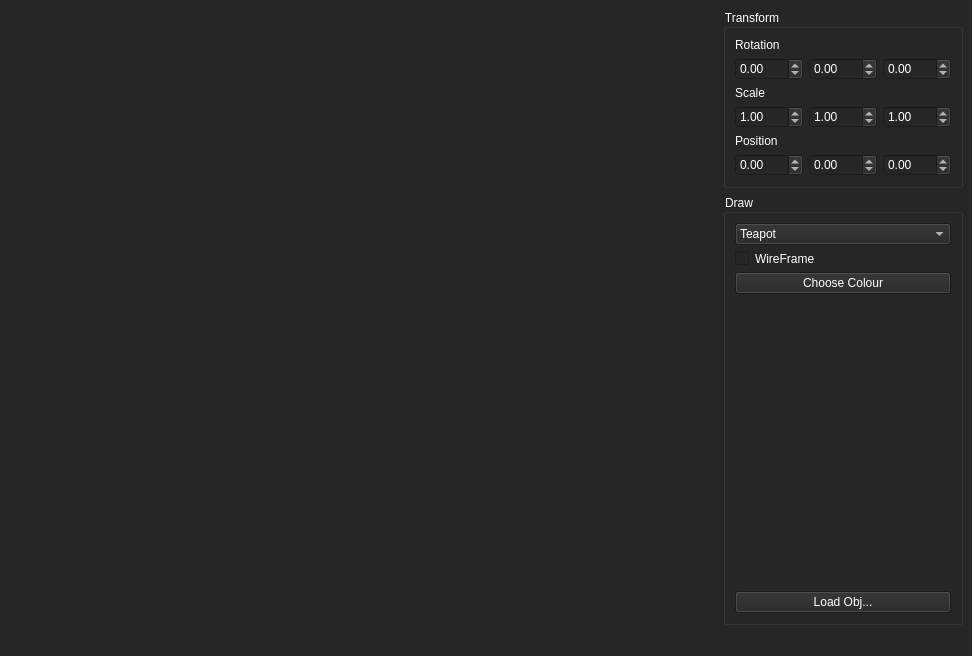
Before: the Qt Designer form ui/MainWindow.ui in NCCA/cfgaa22-dravec-ky, drawn with Qt 5.
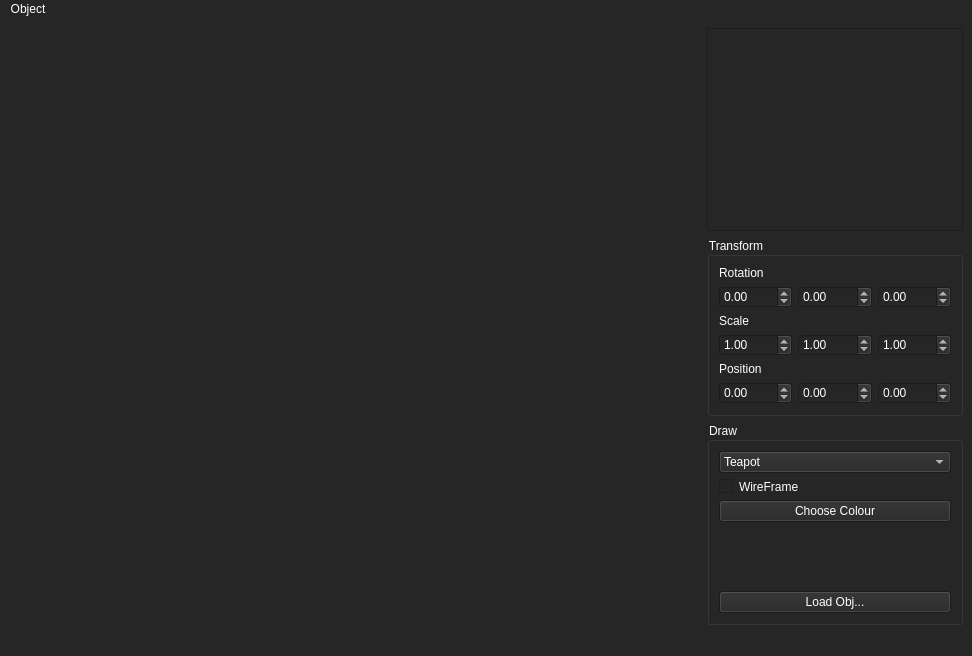
After: the same form once the commit is applied.

What changed in the file:
```diff
--- a/ui/MainWindow.ui
+++ b/ui/MainWindow.ui
@@ -26,6 +26,30 @@
   <widget class="QWidget" name="centralwidget">
    <layout class="QGridLayout" name="s_mainWindowGridLayout">
     <item row="0" column="1">
+     <layout class="QGridLayout" name="s_listGridLayout">
+      <item row="1" column="0" colspan="2">
+       <widget class="QListView" name="m_objList">
+        <property name="styleSheet">
+         <string notr="true"/>
+        </property>
+       </widget>
+      </item>
+     </layout>
+    </item>
+    <item row="1" column="0">
+     <spacer name="horizontalSpacer">
+      <property name="orientation">
+       <enum>Qt::Horizontal</enum>
+      </property>
+      <property name="sizeHint" stdset="0">
+       <size>
+        <width>666</width>
+        <height>17</height>
+       </size>
+      </property>
+     </spacer>
+    </item>
+    <item row="1" column="1">
      <widget class="QGroupBox" name="s_transformGB">
       <property name="styleSheet">
        <string notr="true"/>
@@ -178,7 +202,7 @@
       </layout>
      </widget>
     </item>
-    <item row="1" column="1">
+    <item row="2" column="1">
      <widget class="QGroupBox" name="s_drawGB">
       <property name="title">
        <string>Draw</string>
@@ -240,19 +264,6 @@
       </layout>
      </widget>
     </item>
-    <item row="0" column="0">
-     <spacer name="horizontalSpacer">
-      <property name="orientation">
-       <enum>Qt::Horizontal</enum>
-      </property>
-      <property name="sizeHint" stdset="0">
-       <size>
-        <width>40</width>
-        <height>20</height>
-       </size>
-      </property>
-     </spacer>
-    </item>
    </layout>
   </widget>
   <widget class="QMenuBar" name="menubar">
@@ -261,9 +272,26 @@
      <x>0</x>
      <y>0</y>
      <width>972</width>
-     <height>21</height>
+     <height>25</height>
     </rect>
    </property>
+   <widget class="QMenu" name="menuObject">
+    <property name="title">
+     <string>Object</string>
+    </property>
+    <widget class="QMenu" name="menuAdd">
+     <property name="title">
+      <string>Add</string>
+     </property>
+     <addaction name="actionSphere"/>
+     <addaction name="actionTeapot"/>
+     <addaction name="actionCube"/>
+    </widget>
+    <addaction name="separator"/>
+    <addaction name="actionLoad"/>
+    <addaction name="menuAdd"/>
+   </widget>
+   <addaction name="menuObject"/>
   </widget>
   <widget class="QStatusBar" name="statusbar"/>
  </widget>
```
Left out of the diff: 22 changed lines with no effect on the pictures.
